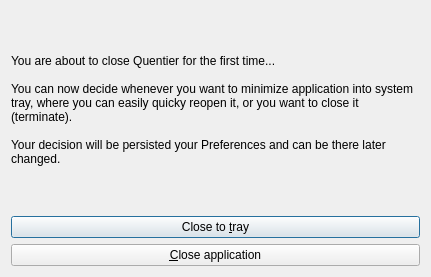
The window that src/dialogs/FirstShutdownDialog.ui (d1vanov/quentier) describes before a commit, drawn with Qt 5.
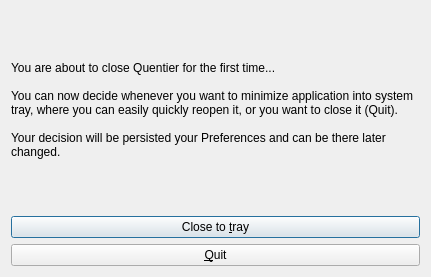
The same window after the commit.

Commit message: Minor update: texts and code style

Diff of the .ui file:
```diff
--- a/src/dialogs/FirstShutdownDialog.ui
+++ b/src/dialogs/FirstShutdownDialog.ui
@@ -26,7 +26,7 @@
       </size>
      </property>
      <property name="text">
-      <string>&lt;html&gt;&lt;head/&gt;&lt;body&gt;&lt;p align=&quot;left&quot;&gt;You are about to close Quentier for the first time...&lt;br/&gt;&lt;br/&gt;You can now decide whenever you want to minimize application into system tray, where you can easily quicky reopen it, or you want to close it (terminate). &lt;br/&gt;&lt;br/&gt;Your decision will be persisted your Preferences and can be there later changed.&lt;/p&gt;&lt;/body&gt;&lt;/html&gt;</string>
+      <string>&lt;html&gt;&lt;head/&gt;&lt;body&gt;&lt;p align=&quot;left&quot;&gt;You are about to close Quentier for the first time...&lt;br/&gt;&lt;br/&gt;You can now decide whenever you want to minimize application into system tray, where you can easily quickly reopen it, or you want to close it (Quit). &lt;br/&gt;&lt;br/&gt;Your decision will be persisted your Preferences and can be there later changed.&lt;/p&gt;&lt;/body&gt;&lt;/html&gt;</string>
      </property>
      <property name="wordWrap">
       <bool>true</bool>
@@ -43,7 +43,7 @@
    <item>
     <widget class="QPushButton" name="closePushButton">
      <property name="text">
-      <string>&amp;Close application</string>
+      <string>&amp;Quit</string>
      </property>
     </widget>
    </item>
```
The commit also changes 2 other files.
